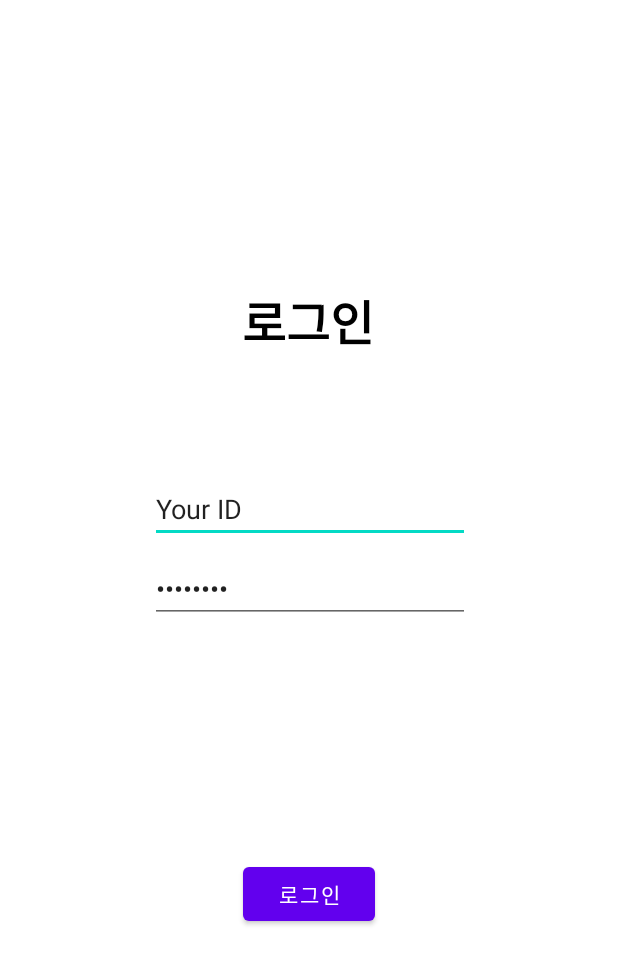
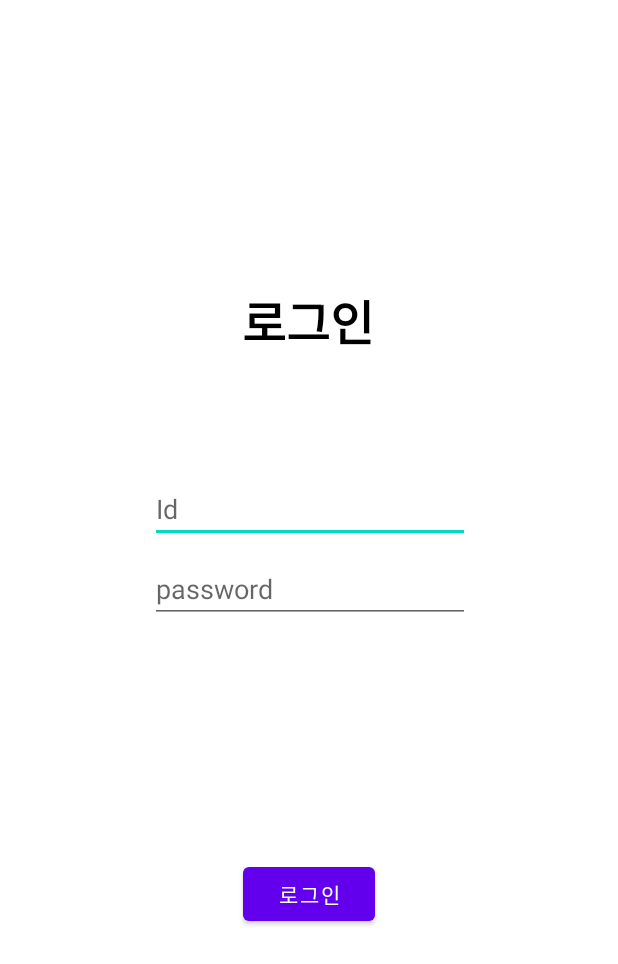
Before and after one commit to chobe111/mockInvestmentToyProject, an Android app: the layout fragment_login.xml on its own in the app's theme, with its tools: preview values and no code run, on a phone screen of 412 x 824 dp. Shown: the top 964 px of the screen. Run offline under Robolectric (Android 15) with nearby library versions, the phone set to English and light mode, and no system bars.

```diff
--- a/app/src/main/res/layout/fragment_login.xml
+++ b/app/src/main/res/layout/fragment_login.xml
@@ -4,7 +4,7 @@
     xmlns:app="http://schemas.android.com/apk/res-auto"
     android:layout_width="match_parent"
     android:layout_height="match_parent"
-    tools:context=".page.LoginFragment">
+    tools:context=".page.main.LoginFragment">
 
     <androidx.constraintlayout.widget.ConstraintLayout
         android:layout_width="match_parent"
@@ -12,7 +12,7 @@
 
 
         <Button
-            android:id="@+id/button2"
+            android:id="@+id/login_fragment_login_button"
             style="@style/Widget.MaterialComponents.Button"
             android:layout_width="wrap_content"
             android:layout_height="wrap_content"
@@ -25,13 +25,13 @@
             app:layout_constraintVertical_bias="0.737" />
 
         <EditText
-            android:id="@+id/editTextTextPersonName"
+            android:id="@+id/login_fragment_id"
             android:layout_width="wrap_content"
             android:layout_height="wrap_content"
             android:ems="10"
             android:inputType="textPersonName"
-            android:text="Your ID"
-            app:layout_constraintBottom_toTopOf="@+id/button2"
+            android:hint="Id"
+            app:layout_constraintBottom_toTopOf="@+id/login_fragment_login_button"
             app:layout_constraintEnd_toEndOf="parent"
             app:layout_constraintHorizontal_bias="0.502"
             app:layout_constraintStart_toStartOf="parent"
@@ -39,21 +39,21 @@
             app:layout_constraintVertical_bias="0.601" />
 
         <EditText
-            android:id="@+id/editTextTextPassword"
+            android:id="@+id/login_fragment_password"
             android:layout_width="wrap_content"
             android:layout_height="wrap_content"
             android:ems="10"
             android:inputType="textPassword"
-            android:text="Password"
-            app:layout_constraintBottom_toTopOf="@+id/button2"
+            android:hint="password"
+            app:layout_constraintBottom_toTopOf="@+id/login_fragment_login_button"
             app:layout_constraintEnd_toEndOf="parent"
             app:layout_constraintHorizontal_bias="0.502"
             app:layout_constraintStart_toStartOf="parent"
-            app:layout_constraintTop_toBottomOf="@+id/editTextTextPersonName"
+            app:layout_constraintTop_toBottomOf="@+id/login_fragment_id"
             app:layout_constraintVertical_bias="0.05" />
 
         <TextView
-            android:id="@+id/textView"
+            android:id="@+id/login_fragment_description"
             android:layout_width="wrap_content"
             android:layout_height="wrap_content"
             android:text="@string/login_button_name"
@@ -67,5 +67,17 @@
             app:layout_constraintStart_toStartOf="parent"
             app:layout_constraintTop_toTopOf="parent"
             app:layout_constraintVertical_bias="0.245" />
+
+
+        <ProgressBar
+            android:id="@+id/progress_bar"
+            android:layout_width="wrap_content"
+            android:layout_height="wrap_content"
+            android:visibility="invisible"
+            app:layout_constraintBottom_toBottomOf="parent"
+            app:layout_constraintTop_toTopOf="parent"
+            app:layout_constraintStart_toStartOf="parent"
+            app:layout_constraintEnd_toEndOf="parent"
+            />
     </androidx.constraintlayout.widget.ConstraintLayout>
 </FrameLayout>
--- a/app/src/main/res/layout/fragment_main.xml
+++ b/app/src/main/res/layout/fragment_main.xml
@@ -4,7 +4,7 @@
     xmlns:app="http://schemas.android.com/apk/res-auto"
     android:layout_width="match_parent"
     android:layout_height="match_parent"
-    tools:context=".page.MainFragment">
+    tools:context=".page.main.MainFragment">
 
     <Button
         android:id="@+id/login_button"
```
Also changed, not shown: app/src/main/AndroidManifest.xml (+27 -1 lines), app/src/main/java/com/parker/myapplication/MainActivity.kt (+12 -9 lines), app/src/main/res/layout/fragment_register.xml (+4 -6 lines), app/src/main/res/values/strings.xml (+9 -1 lines).
